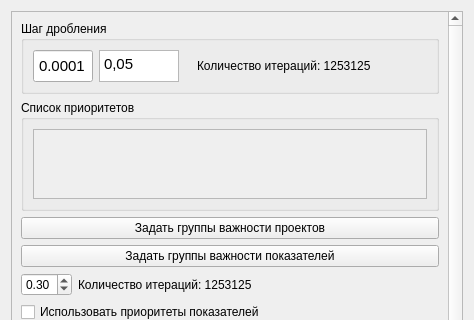
Before: the Qt Designer form src/startupconfigform.ui in vrs000/DMS, drawn with Qt 5; both pictures show x 0 to 474 and y 0 to 320 of the 474 by 597 pixel window.
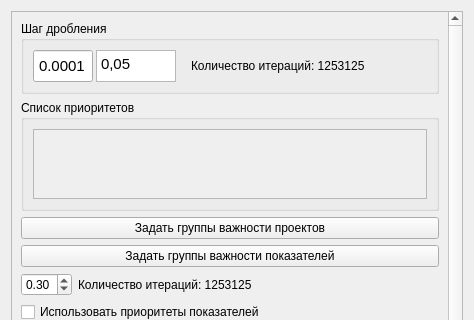
After: the same form once the commit is applied. Icons and pictures are not drawn.

Diff of the .ui file:
```diff
--- a/src/startupconfigform.ui
+++ b/src/startupconfigform.ui
@@ -49,6 +49,9 @@
            <layout class="QGridLayout" name="gridLayout_3">
             <item row="1" column="0">
              <layout class="QHBoxLayout" name="horizontalLayout_4">
+              <property name="spacing">
+               <number>3</number>
+              </property>
               <item>
                <widget class="QLineEdit" name="StepValueTextEdit_1">
                 <property name="minimumSize">
```
